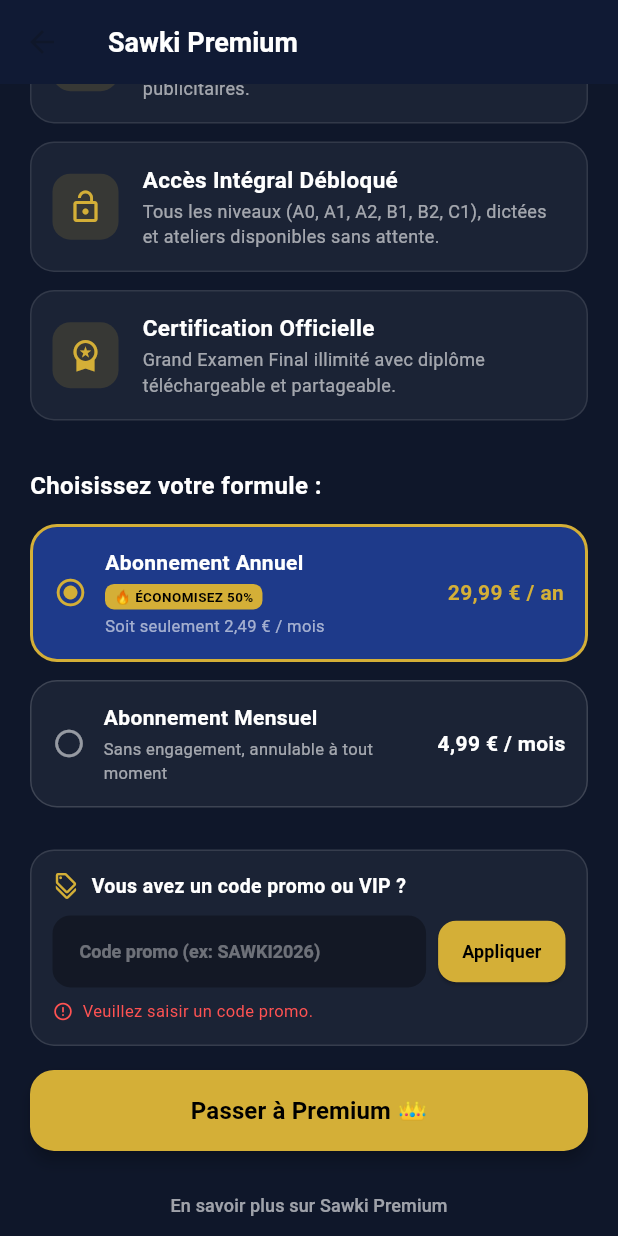
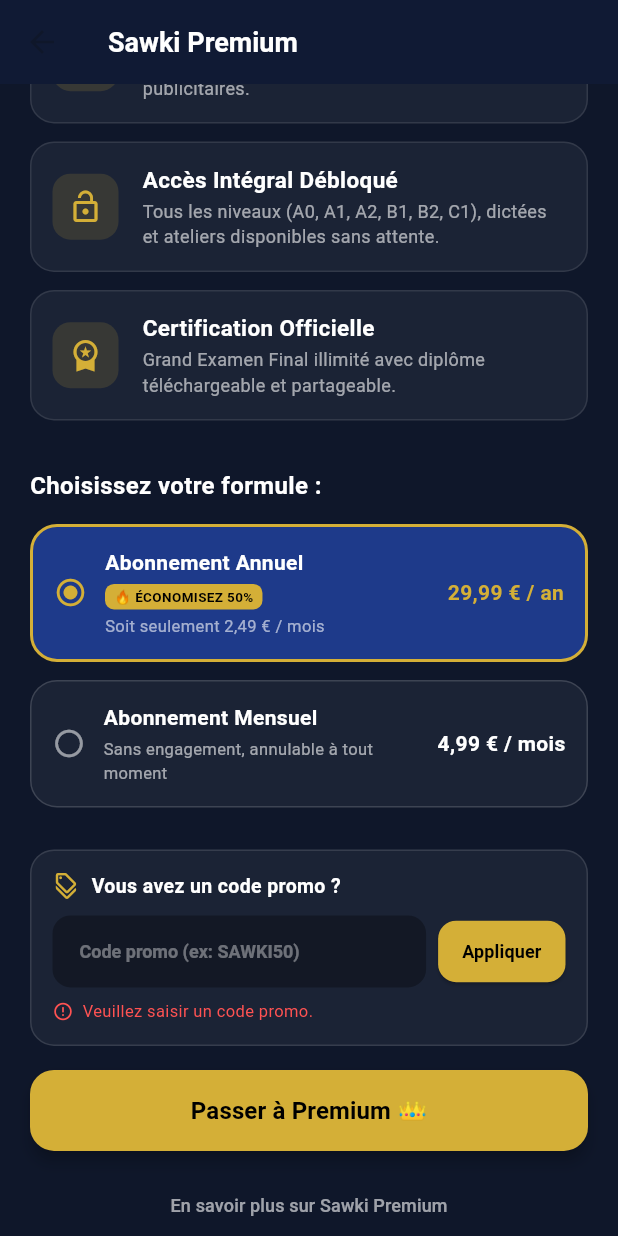
Before and after one commit to raoulib/sawki-english, a Flutter app: the PremiumScreen screen opened directly, scrolled down 438 dp, after a tap on "Appliquer", on a phone screen of 412 x 824 dp. Run offline on Flutter 3.47's test engine with Material 3 defaults, Android fonts, the light colour scheme and no system bars; our stand-ins replace audioplayers, flutter_animate, flutter_local_notifications, flutter_tts, google_mobile_ads, hive_flutter and 3 more; accounts and stored records are empty.

Commit message:
feat: Pure promo codes system with dynamic Supabase integration and discount calculation (removed secret VIP codes)

```diff
--- a/lib/features/premium/premium_screen.dart
+++ b/lib/features/premium/premium_screen.dart
@@ -1,5 +1,8 @@
+import 'dart:convert';
 import 'package:flutter/material.dart';
+import 'package:http/http.dart' as http;
 import 'package:provider/provider.dart';
+import '../../core/config/app_config.dart';
 import '../../core/providers/app_state_provider.dart';
 
 class PremiumScreen extends StatefulWidget {
@@ -13,7 +16,8 @@
   int _selectedPlanIndex = 0; // 0 = Annuel (recommandé), 1 = Mensuel
   final TextEditingController _promoController = TextEditingController();
   String? _appliedPromoCode;
-  int _discountPercent = 0; // 0, 30, 50, 100
+  int _discountPercent = 0; // Pourcentage de réduction (ex: 20, 30, 50%)
+  bool _isValidatingPromo = false;
   String? _promoErrorMessage;
   String? _promoSuccessMessage;
 
@@ -45,28 +49,30 @@
   ];
 
   String _getPlanPrice(Map<String, dynamic> plan) {
-    if (_discountPercent == 50) {
-      return plan['id'] == 'sawki_premium_annual' ? '14,99 € / an' : '2,49 € / mois';
-    } else if (_discountPercent == 30) {
-      return plan['id'] == 'sawki_premium_annual' ? '20,99 € / an' : '3,49 € / mois';
+    if (_discountPercent > 0) {
+      final double base = plan['id'] == 'sawki_premium_annual' ? 29.99 : 4.99;
+      final double discounted = base * (1 - (_discountPercent / 100));
+      final String formatted = discounted.toStringAsFixed(2).replaceAll('.', ',');
+      final String unit = plan['id'] == 'sawki_premium_annual' ? 'an' : 'mois';
+      return '$formatted € / $unit';
     }
     return plan['price'];
   }
 
   String _getPlanSubprice(Map<String, dynamic> plan) {
-    if (_discountPercent == 50) {
-      return plan['id'] == 'sawki_premium_annual'
-          ? 'Soit seulement 1,25 € / mois (-50%)'
-          : 'Sans engagement (-50%)';
-    } else if (_discountPercent == 30) {
-      return plan['id'] == 'sawki_premium_annual'
-          ? 'Soit seulement 1,75 € / mois (-30%)'
-          : 'Sans engagement (-30%)';
+    if (_discountPercent > 0) {
+      if (plan['id'] == 'sawki_premium_annual') {
+        final double monthlyEquivalent = (29.99 * (1 - (_discountPercent / 100))) / 12;
+        final String formatted = monthlyEquivalent.toStringAsFixed(2).replaceAll('.', ',');
+        return 'Soit seulement $formatted € / mois (-$_discountPercent%)';
+      } else {
+        return 'Sans engagement (-$_discountPercent%)';
+      }
     }
     return plan['subprice'];
   }
 
-  void _applyPromoCode(AppStateProvider provider) async {
+  Future<void> _applyPromoCode(AppStateProvider provider) async {
     final code = _promoController.text.trim().toUpperCase();
     FocusScope.of(context).unfocus();
 
@@ -78,94 +84,87 @@
       return;
     }
 
-    // 1. Codes Créateur / VIP Gratuit à vie (100% de réduction)
-    const vipCodes = [
-      'SAWKI2026',
-      'SAWKI-VIP',
-      'SAWKIGROUP',
-      'FOUNDER',
-      'VIP2026',
-      'SAWKIENGLISH',
-      'SAWKI-VIP-2026'
-    ];
-    if (vipCodes.contains(code)) {
-      await provider.updateProfile(isPremium: true);
-      await provider.syncToCloud();
+    setState(() {
+      _isValidatingPromo = true;
+      _promoErrorMessage = null;
+      _promoSuccessMessage = null;
+    });
+
+    try {
+      int? foundDiscount;
+
+      // 1. Vérification dynamique en temps réel sur Supabase Cloud
+      try {
+        final encodedCode = Uri.encodeComponent(code);
+        final url = Uri.parse(
+          '${AppConfig.supabaseUrl}/rest/v1/promo_codes?code=eq.$encodedCode&is_active=eq.true&select=*',
+        );
+        final response = await http.get(url, headers: {
+          'apikey': AppConfig.supabaseAnonKey,
+          'Authorization': 'Bearer ${AppConfig.supabaseAnonKey}',
+        }).timeout(const Duration(seconds: 4));
+
+        if (response.statusCode == 200) {
+          final List<dynamic> data = jsonDecode(response.body);
+          if (data.isNotEmpty) {
+            final row = data.first;
+            final percent = row['discount_percent'];
+            if (percent is int) {
+              foundDiscount = percent;
+            } else if (percent is num) {
+              foundDiscount = percent.toInt();
+            }
+          }
+        }
+      } catch (e) {
+        debugPrint('Vérification Supabase promo codes : $e');
+      }
+
+      // 2. Codes de réduction intégrés par défaut (fonctionne hors ligne ou avant config Supabase)
+      if (foundDiscount == null) {
+        final defaultDiscountCodes = {
+          'SAWKI50': 50,
+          'PROMO50': 50,
+          'SAVE50': 50,
+          'SAWKI30': 30,
+          'PROMO30': 30,
+          'SAVE30': 30,
+          'SAWKI20': 20,
+          'PROMO20': 20,
+          'SAVE20': 20,
+          'SAWKI10': 10,
+          'WELCOME10': 10,
+        };
+        if (defaultDiscountCodes.containsKey(code)) {
+          foundDiscount = defaultDiscountCodes[code];
+        }
+      }
 
       if (!mounted) return;
+
+      if (foundDiscount != null && foundDiscount > 0 && foundDiscount <= 90) {
+        setState(() {
+          _appliedPromoCode = code;
+          _discountPercent = foundDiscount!;
+          _promoErrorMessage = null;
+          _promoSuccessMessage = 'Réduction de $_discountPercent% appliquée sur tous les tarifs ! 🎉';
+          _isValidatingPromo = false;
+        });
+      } else {
+        setState(() {
+          _promoErrorMessage = 'Code promotionnel invalide ou expiré.';
+          _promoSuccessMessage = null;
+          _isValidatingPromo = false;
+        });
+      }
+    } catch (e) {
+      if (!mounted) return;
       setState(() {
-        _appliedPromoCode = code;
-        _discountPercent = 100;
-        _promoErrorMessage = null;
-        _promoSuccessMessage = 'Accès VIP à vie activé avec succès !';
+        _promoErrorMessage = 'Erreur lors de la validation du code.';
+        _promoSuccessMessage = null;
+        _isValidatingPromo = false;
       });
-
-      showDialog(
-        context: context,
-        builder: (ctx) => AlertDialog(
-          shape: RoundedRectangleBorder(borderRadius: BorderRadius.circular(20)),
-          backgroundColor: const Color(0xFF1E293B),
-          title: const Row(
-            children: [
-              Icon(Icons.workspace_premium, color: Color(0xFFD4AF37), size: 30),
-              SizedBox(width: 10),
-              Expanded(
-                child: Text(
-                  'Code VIP Validé ! 👑',
-                  style: TextStyle(color: Colors.white, fontWeight: FontWeight.bold, fontSize: 18),
-                ),
-              ),
-            ],
-          ),
-          content: const Text(
-            'Félicitations ! Votre code créateur a débloqué l\'accès Sawki Premium à vie sans aucune limite ni publicité.\n\nCe statut a été automatiquement synchronisé avec votre Cloud officiel Sawki.',
-            style: TextStyle(color: Colors.white70, fontSize: 14, height: 1.5),
-          ),
-          actions: [
-            ElevatedButton(
-              onPressed: () => Navigator.pop(ctx),
-              style: ElevatedButton.styleFrom(
-                backgroundColor: const Color(0xFFD4AF37),
-                foregroundColor: Colors.black,
-                shape: RoundedRectangleBorder(borderRadius: BorderRadius.circular(10)),
-              ),
-              child: const Text('Profiter de Premium', style: TextStyle(fontWeight: FontWeight.bold)),
-            ),
-          ],
-        ),
-      );
-      return;
     }
-
-    // 2. Codes de Réduction 50%
-    const promo50Codes = ['SAWKI50', 'PROMO50', 'SAVE50'];
-    if (promo50Codes.contains(code)) {
-      setState(() {
-        _appliedPromoCode = code;
-        _discountPercent = 50;
-        _promoErrorMessage = null;
-        _promoSuccessMessage = 'Réduction de 50% appliquée sur tous les tarifs ! 🎉';
-      });
-      return;
-    }
-
-    // 3. Codes de Réduction 30%
-    const promo30Codes = ['SAWKI30', 'PROMO30', 'SAVE30'];
-    if (promo30Codes.contains(code)) {
-      setState(() {
-        _appliedPromoCode = code;
-        _discountPercent = 30;
-        _promoErrorMessage = null;
-        _promoSuccessMessage = 'Réduction de 30% appliquée sur tous les tarifs ! 🎉';
-      });
-      return;
-    }
-
-    // Code Invalide
-    setState(() {
-      _promoErrorMessage = 'Code promotionnel invalide ou expiré.';
-      _promoSuccessMessage = null;
-    });
   }
 
   void _removePromoCode() {
@@ -506,7 +505,7 @@
               }),
               const SizedBox(height: 16),
 
-              // Section Code Promo / Code VIP
+              // Section Code Promo
               Container(
                 padding: const EdgeInsets.all(14),
                 decoration: BoxDecoration(
@@ -528,7 +527,7 @@
                         const SizedBox(width: 8),
                         const Expanded(
                           child: Text(
-                            'Vous avez un code promo ou VIP ?',
+                            'Vous avez un code promo ?',
                             style: TextStyle(color: Colors.white, fontSize: 13, fontWeight: FontWeight.bold),
                           ),
                         ),
@@ -555,7 +554,7 @@
                             textCapitalization: TextCapitalization.characters,
                             style: const TextStyle(color: Colors.white, fontSize: 13, fontWeight: FontWeight.bold, letterSpacing: 1),
                             decoration: InputDecoration(
-                              hintText: 'Code promo (ex: SAWKI2026)',
+                              hintText: 'Code promo (ex: SAWKI50)',
                               hintStyle: const TextStyle(color: Colors.white38, fontSize: 12, letterSpacing: 0),
                               filled: true,
                               fillColor: Colors.black.withValues(alpha: 0.3),
@@ -569,14 +568,20 @@
                         ),
                         const SizedBox(width: 8),
                         ElevatedButton(
-                          onPressed: () => _applyPromoCode(provider),
+                          onPressed: _isValidatingPromo ? null : () => _applyPromoCode(provider),
                           style: ElevatedButton.styleFrom(
                             backgroundColor: const Color(0xFFD4AF37),
                             foregroundColor: Colors.black,
                             shape: RoundedRectangleBorder(borderRadius: BorderRadius.circular(12)),
                             padding: const EdgeInsets.symmetric(horizontal: 16, vertical: 12),
                           ),
-                          child: const Text('Appliquer', style: TextStyle(fontWeight: FontWeight.bold, fontSize: 12)),
+                          child: _isValidatingPromo
+                              ? const SizedBox(
+                                  width: 16,
+                                  height: 16,
+                                  child: CircularProgressIndicator(strokeWidth: 2, color: Colors.black),
+                                )
+                              : const Text('Appliquer', style: TextStyle(fontWeight: FontWeight.bold, fontSize: 12)),
                         ),
                       ],
                     ),
```
